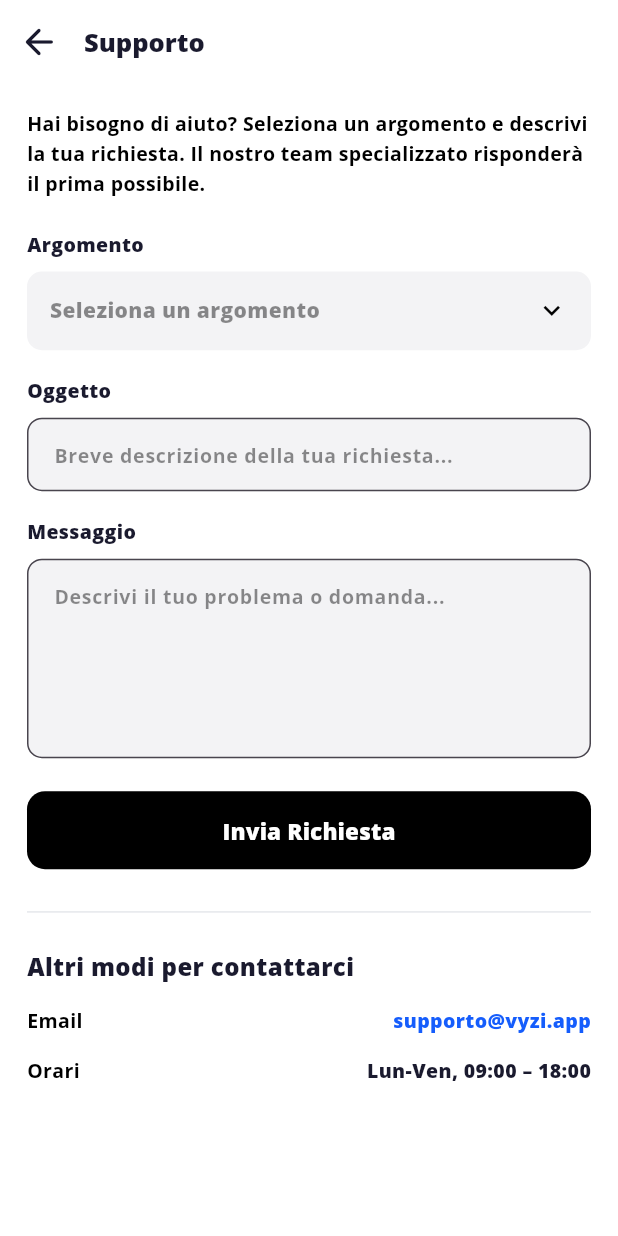
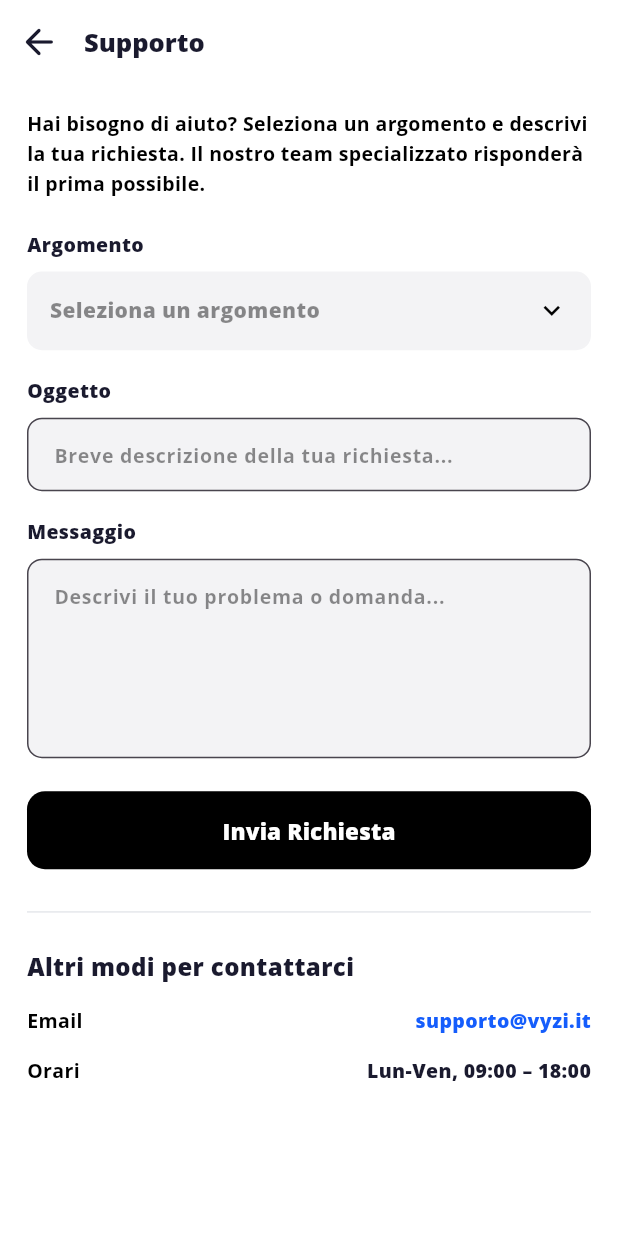
Before and after one commit to abubakar1010/vyzi-app, a Flutter app: the SupportFormScreen screen opened directly, on a phone screen of 412 x 824 dp. Run offline on Flutter 3.47's test engine with Material 3 defaults, Android fonts, the phone set to English and light mode, and no system bars; our stand-ins replace app_links, camera, connectivity_plus, country_code_picker, dio, file_picker and 18 more; missing offline and left inert: pdfx; accounts and stored records are empty; network calls fail.

Commit message:
refactor: use the vyzi.it domain for app links and support
Android app links and iOS universal links now verify against api.vyzi.it,
the domain VYZI owns.

Co-Authored-By: Claude Opus 5.5 <noreply@anthropic.com>

```diff
--- a/lib/features/support/support_screen.dart
+++ b/lib/features/support/support_screen.dart
@@ -653,7 +653,7 @@ class _SupportFormScreenState extends State<SupportFormScreen> {
                         fontWeight: FontWeight.w900)),
                 const SizedBox(height: 16),
                 _contactRow('support.contact.email_label'.tr,
-                    'supporto@vyzi.app', _T.darkBtn),
+                    'supporto@vyzi.it', _T.darkBtn),
                 const SizedBox(height: 14),
                 _contactRow('support.contact.hours_label'.tr,
                     'support.contact.hours_value'.tr, _T.textDark),
```
Also changed, not shown: 4 other files.
